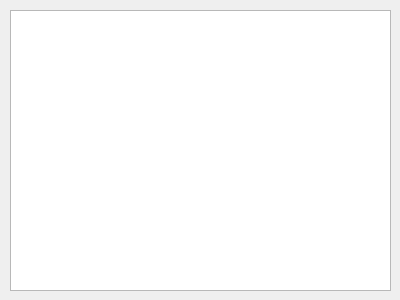
First picture: the form in main.ui, repository Potemeyker/Coffee, before the edit.
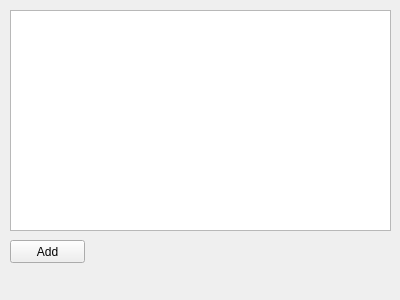
Second picture: the form after the edit.

Commit message: Change main.py, coffee.sqlite, main.ui Add addEditCoffeeForm.ui

The edit to the form file:
```diff
--- a/main.ui
+++ b/main.ui
@@ -16,10 +16,23 @@
      <x>10</x>
      <y>10</y>
      <width>381</width>
-     <height>281</height>
+     <height>221</height>
     </rect>
    </property>
   </widget>
+  <widget class="QPushButton" name="addButton">
+   <property name="geometry">
+    <rect>
+     <x>10</x>
+     <y>240</y>
+     <width>75</width>
+     <height>23</height>
+    </rect>
+   </property>
+   <property name="text">
+    <string>Add</string>
+   </property>
+  </widget>
  </widget>
  <resources/>
  <connections/>
```
The commit also changes 3 other files.
